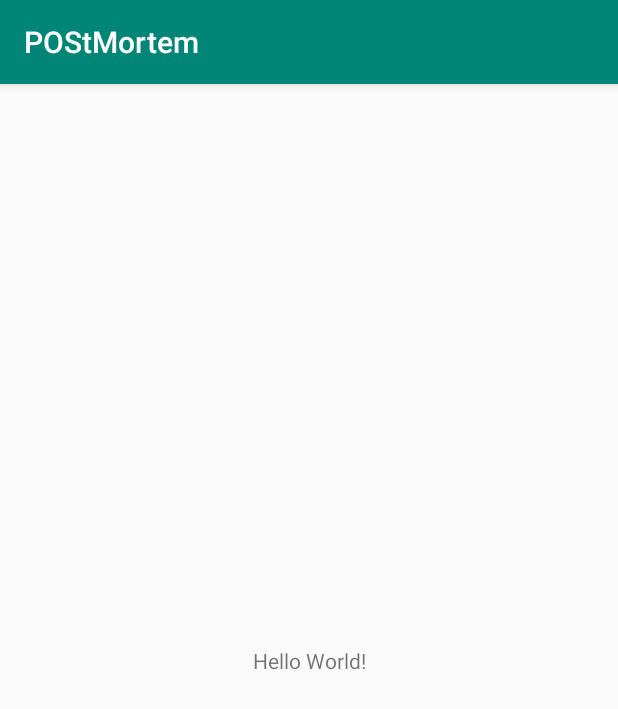
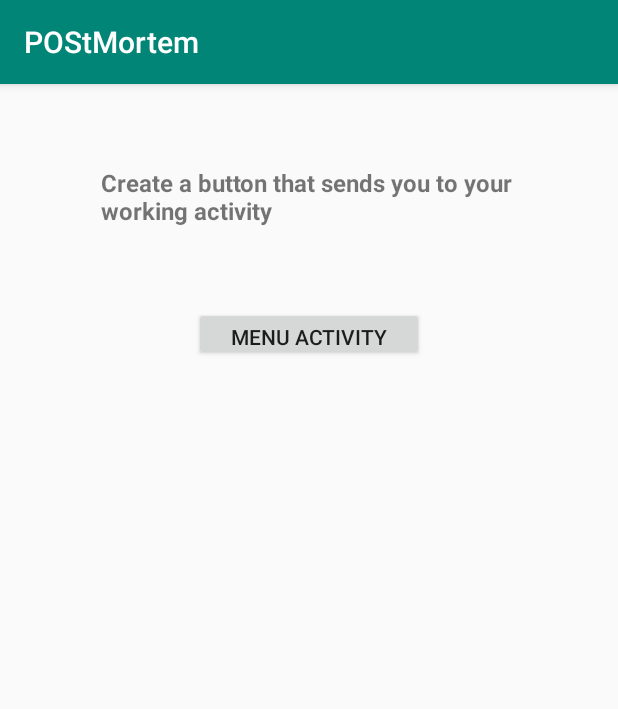
Before and after one commit to singhuu/POStMortem, an Android app: the screen it shows after launch (MainActivity), on a phone screen of 412 x 824 dp. Shown: the top 709 px of the screen. Run offline under Robolectric (Android 15) with nearby library versions, the light colour scheme and no system bars.

Commit message:
Added a button the the main activity and more strings.

```diff
--- a/phase1/app/src/main/res/layout/activity_main.xml
+++ b/phase1/app/src/main/res/layout/activity_main.xml
@@ -7,12 +7,26 @@
     tools:context=".MainActivity">
 
     <TextView
-        android:layout_width="wrap_content"
-        android:layout_height="wrap_content"
-        android:text="Hello World!"
+        android:id="@+id/textView"
+        android:layout_width="277dp"
+        android:layout_height="58dp"
+        android:text="@string/open_instruction"
+        android:textSize="16sp"
+        android:textStyle="bold"
         app:layout_constraintBottom_toBottomOf="parent"
         app:layout_constraintLeft_toLeftOf="parent"
         app:layout_constraintRight_toRightOf="parent"
-        app:layout_constraintTop_toTopOf="parent" />
+        app:layout_constraintTop_toTopOf="parent"
+        app:layout_constraintVertical_bias="0.077" />
+
+    <Button
+        android:id="@+id/button"
+        android:layout_width="153dp"
+        android:layout_height="36dp"
+        android:layout_marginTop="36dp"
+        android:text="@string/menu_button"
+        app:layout_constraintEnd_toEndOf="parent"
+        app:layout_constraintStart_toStartOf="parent"
+        app:layout_constraintTop_toBottomOf="@+id/textView" />
 
 </androidx.constraintlayout.widget.ConstraintLayout>
--- a/phase1/app/src/main/res/values/strings.xml
+++ b/phase1/app/src/main/res/values/strings.xml
@@ -1,3 +1,5 @@
 <resources>
     <string name="app_name">POStMortem</string>
+    <string name="open_instruction">Create a button that sends you to your working activity</string>
+    <string name="menu_button">Menu activity</string>
 </resources>
```
